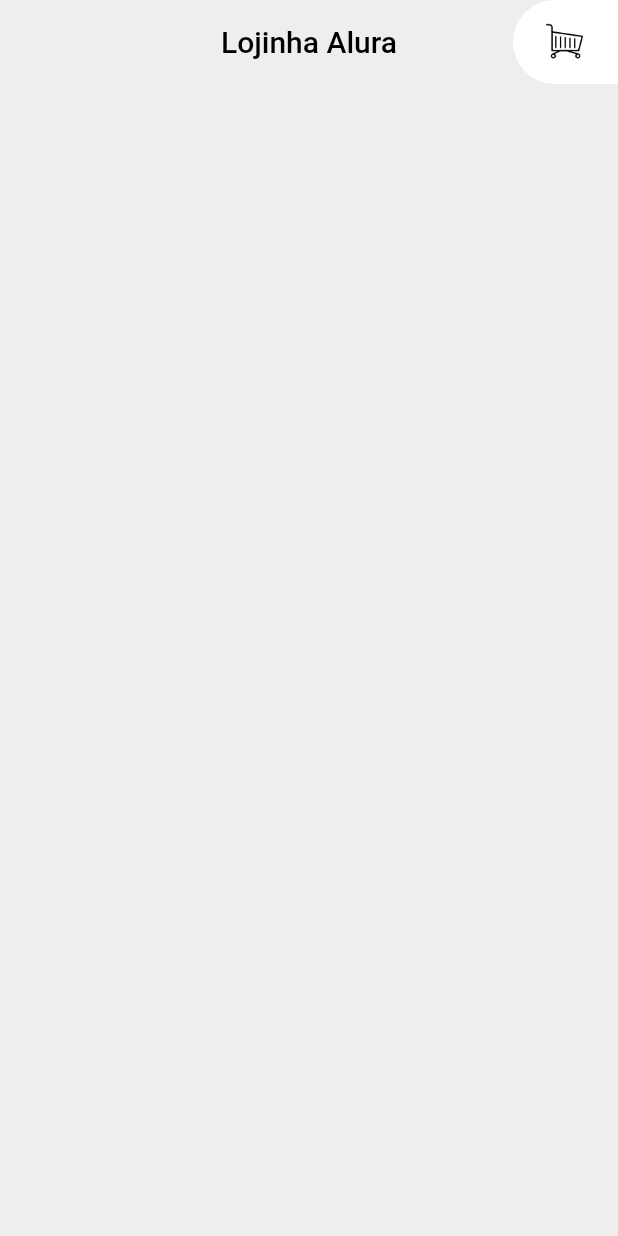
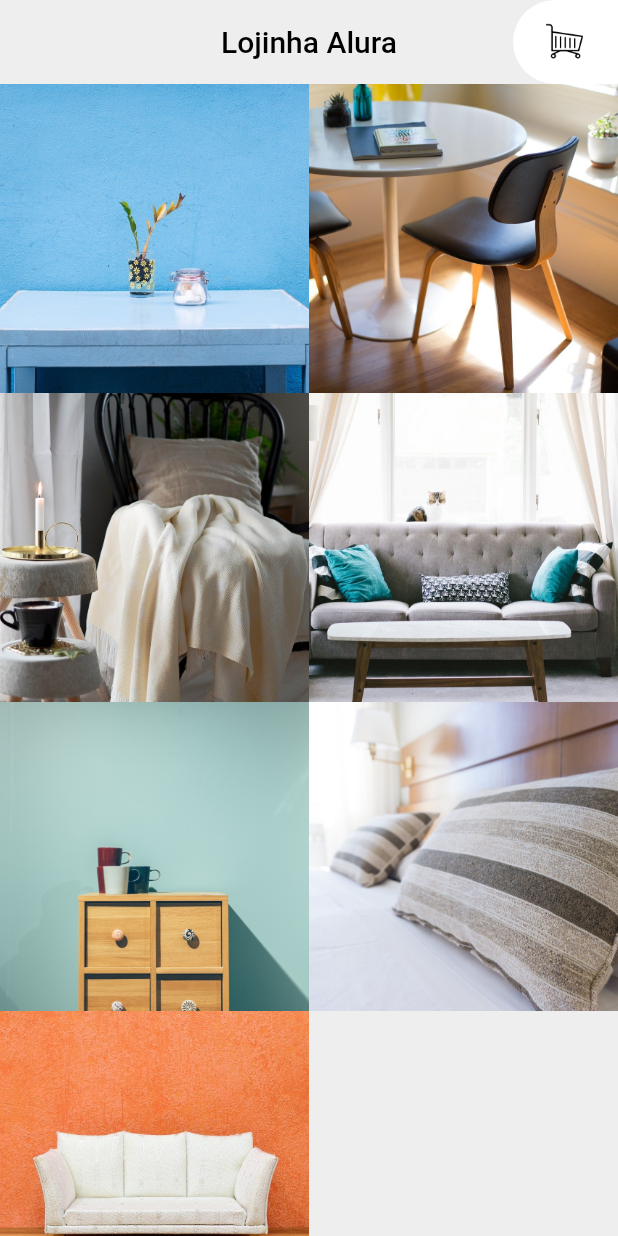
Before and after one commit to 3dsonneto/lojinha-alura, a Flutter app: the screen it shows after launch, on a phone screen of 412 x 824 dp. Run offline on Flutter 3.47's test engine with Material 2 defaults, Android fonts, the phone set to English and light mode, and no system bars.

Commit message:
Mostrando imagens no grid

```diff
--- a/lib/widgets/grid_produtos/elemento_grid_produtos.dart
+++ b/lib/widgets/grid_produtos/elemento_grid_produtos.dart
@@ -1,4 +1,5 @@
 import 'package:alura_layout/models/movel.dart';
+import 'package:alura_layout/widgets/grid_produtos/imagem_elemento_grid_produtos.dart';
 import 'package:flutter/material.dart';
 
 class ElementoGridProdutos extends StatelessWidget {
@@ -8,6 +9,8 @@
 
   @override
   Widget build(BuildContext context) {
-    return Container();
+    return ImagemElementoGridProdutos(
+      imagem: movel.foto,
+    );
   }
 }
--- a/lib/widgets/grid_produtos/grid_produtos.dart
+++ b/lib/widgets/grid_produtos/grid_produtos.dart
@@ -11,7 +11,7 @@
   Widget build(BuildContext context) {
     return GridView.builder(
       gridDelegate: SliverGridDelegateWithFixedCrossAxisCount(
-        crossAxisCount: 3,
+        crossAxisCount: 2,
       ),
       itemCount: moveis.length,
       itemBuilder: (context, index) {
--- a/lib/widgets/grid_produtos/imagem_elemento_grid_produtos.dart
+++ b/lib/widgets/grid_produtos/imagem_elemento_grid_produtos.dart
@@ -0,0 +1,15 @@
+import 'package:flutter/material.dart';
+
+class ImagemElementoGridProdutos extends StatelessWidget {
+  final String imagem;
+
+  ImagemElementoGridProdutos({required this.imagem});
+
+  @override
+  Widget build(BuildContext context) {
+    return Image(
+      fit: BoxFit.cover,
+      image: AssetImage("utilidades/assets/imagens/$imagem"),
+    );
+  }
+}
--- a/pubspec.yaml
+++ b/pubspec.yaml
@@ -60,6 +60,7 @@
   # To add assets to your application, add an assets section, like this:
   assets:
     - utilidades/assets/icones/carrinho.png
+    - utilidades/assets/imagens/
 
   # An image asset can refer to one or more resolution-specific "variants", see
   # https://flutter.dev/assets-and-images/#resolution-aware.
```
